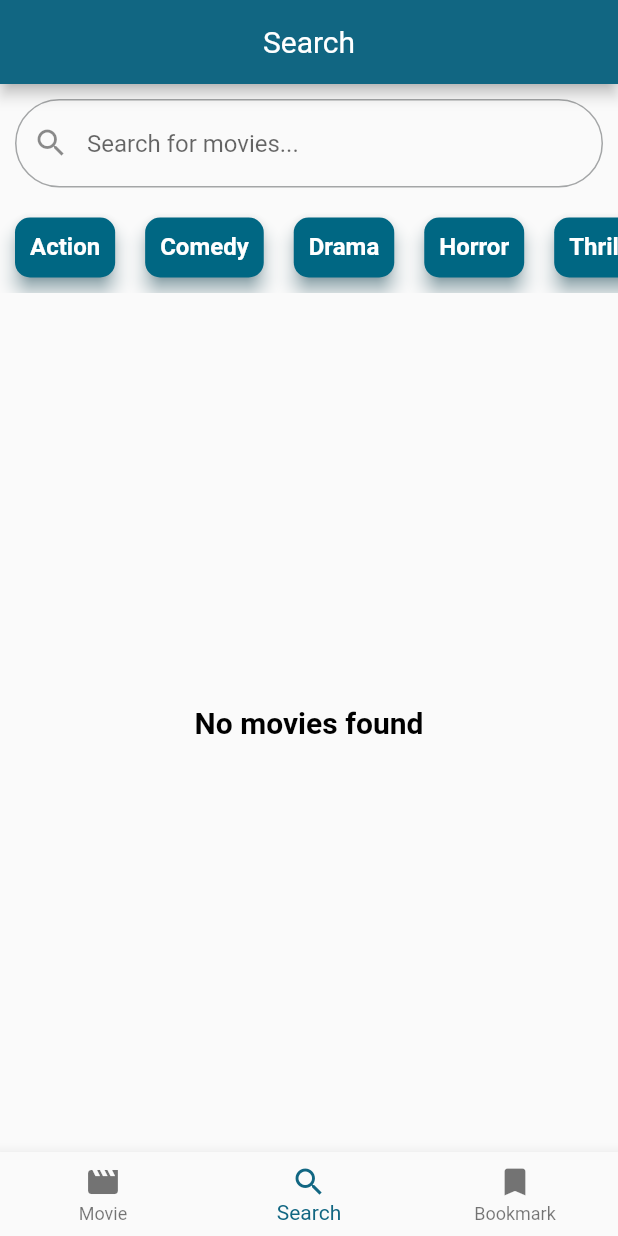
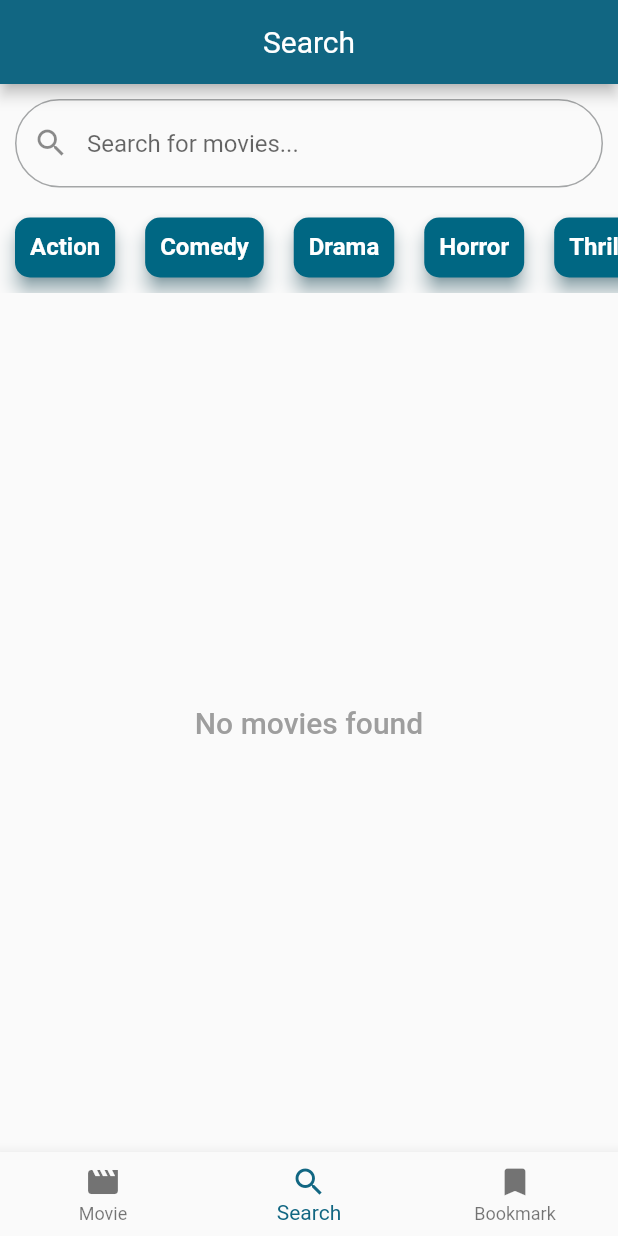
Before and after one commit to 7am3laa/Movie-App, a Flutter app: the screen it shows after launch, item 2 of the bottom bar chosen, on a phone screen of 412 x 824 dp. Run offline on Flutter 3.47's test engine with Material 3 defaults, Android fonts, the phone set to English and light mode, and no system bars; our stand-ins replace dio, flutter_slidable, get, logger, sqflite; accounts and stored records are empty; network calls fail.

Commit message:
refactor ui

```diff
--- a/lib/views/screens/bookmark_screen.dart
+++ b/lib/views/screens/bookmark_screen.dart
@@ -32,7 +32,11 @@ class BookmarkScreen extends StatelessWidget {
       body: Obx(
         () => controller.bookedMovies.isEmpty
             ? const Center(
-                child: CustomText(text: 'No Movies added yet'),
+                child: CustomText(
+                  text: 'No Movies Saved yet',
+                  fontWeight: FontWeight.w500,
+                  color: Colors.grey,
+                ),
               )
             : ListView.builder(
                 itemCount: controller.bookedMovies.length,
--- a/lib/views/screens/search_screen.dart
+++ b/lib/views/screens/search_screen.dart
@@ -93,7 +93,11 @@ class SearchScreen extends StatelessWidget {
                     ? const Center(child: CircularProgressIndicator())
                     : controller.listMovies.isEmpty
                         ? const Center(
-                            child: CustomText(text: 'No movies found'),
+                            child: CustomText(
+                              text: 'No movies found',
+                              fontWeight: FontWeight.w500,
+                              color: Colors.grey,
+                            ),
                           )
                         : ListView.builder(
                             itemCount: controller.listMovies.length,
```
